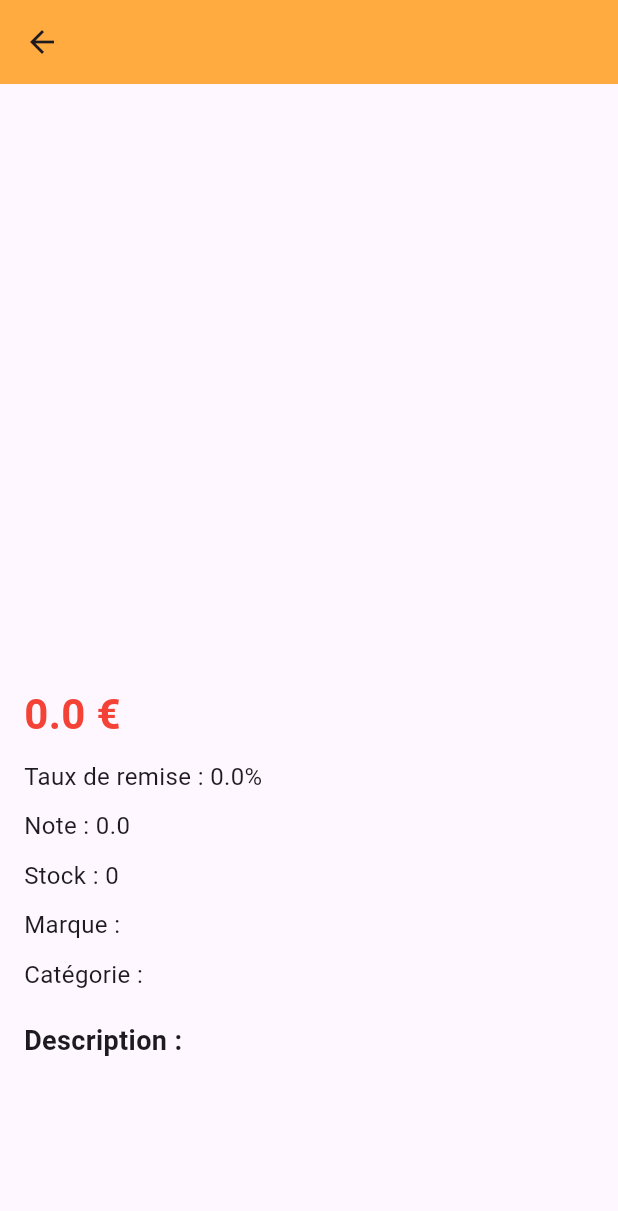
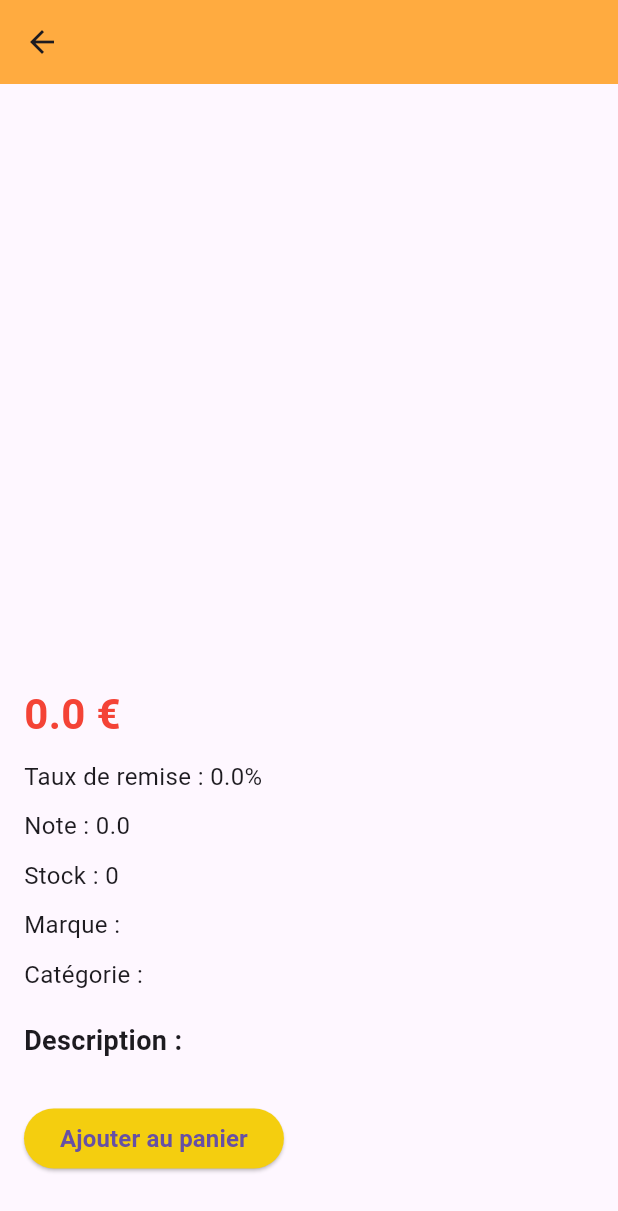
Before and after one commit to Disl11/amzon_wish, a Flutter app: the ProductDetail screen opened directly with empty values, on a phone screen of 412 x 824 dp. Shown: the top 1211 px of the screen. Run offline on Flutter 3.47's test engine with Material 3 defaults, Android fonts, the phone set to English and light mode, and no system bars; drawn by our look-alikes of carousel_slider; network calls fail.

Commit message:
feat: ajout bouton panier page détails et harmonisation bouton catégorie

```diff
--- a/lib/views/productDetails.dart
+++ b/lib/views/productDetails.dart
@@ -16,7 +16,8 @@ class ProductDetail extends StatelessWidget {
         title: Text(product.title),
         backgroundColor: Colors.orangeAccent,
       ),
-      body: Padding(
+      body: SingleChildScrollView(
+        child: Padding(
           padding: const EdgeInsets.all(16.0),
           child: Column(
             crossAxisAlignment: CrossAxisAlignment.start,
@@ -57,7 +58,10 @@ class ProductDetail extends StatelessWidget {
               // puis le itle
               Text(
                 product.title,
-              style: const TextStyle(fontSize: 24, fontWeight: FontWeight.bold),
+                style: const TextStyle(
+                  fontSize: 24,
+                  fontWeight: FontWeight.bold,
+                ),
               ),
 
               const SizedBox(height: 10),
@@ -117,11 +121,26 @@ class ProductDetail extends StatelessWidget {
               // la description
               Text(
                 'Description :',
-              style: const TextStyle(fontSize: 18, fontWeight: FontWeight.bold),
+                style: const TextStyle(
+                  fontSize: 18,
+                  fontWeight: FontWeight.bold,
+                ),
               ),
               const SizedBox(height: 5),
               Text(product.description, style: const TextStyle(fontSize: 16)),
+
+              ElevatedButton(
+                onPressed: () {},
+                style: ElevatedButton.styleFrom(
+                  backgroundColor: const Color.fromARGB(255, 244, 206, 15),
+                ),
+                child: const Text(
+                  "Ajouter au panier",
+                  style: TextStyle(fontSize: 16, fontWeight: FontWeight.bold),
+                ),
+              ),
             ],
+          ),
         ),
       ),
     );
```
Also changed, not shown: lib/views/categoryPage.dart (+16 -1 lines). Lines whose indentation alone changed are shown as unchanged.
